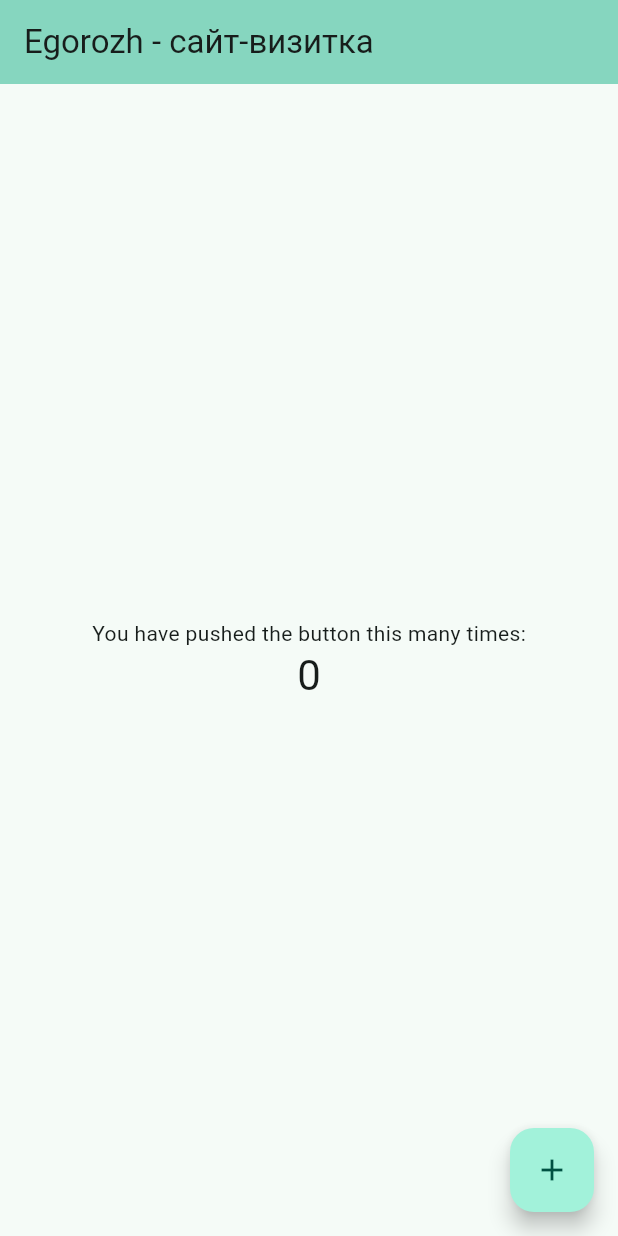
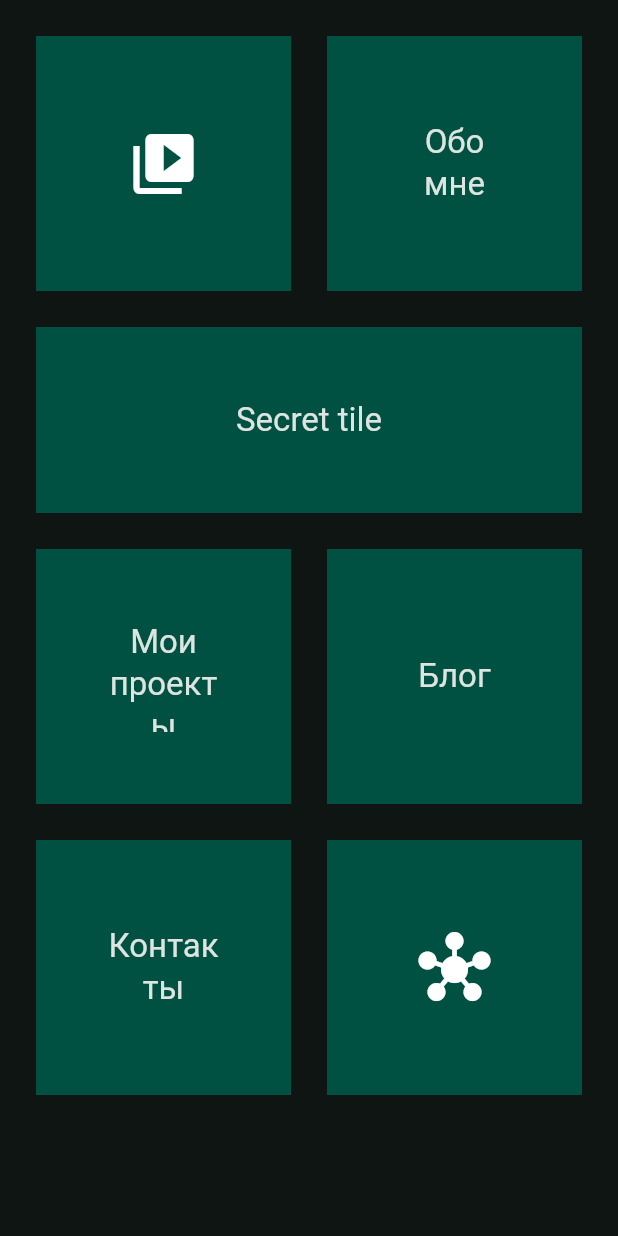
Before and after one commit to egorozh/Egorozh.WebSite, a Flutter app: the screen it shows after launch, on a phone screen of 412 x 824 dp. Run offline on Flutter 3.47's test engine with Material 3 defaults, Android fonts, the phone set to English and light mode, and no system bars.

Commit message:
feat: init home screen

```diff
--- /dev/null
+++ b/flutter/lib/features/home/presentation/pages/home_screen.dart
@@ -0,0 +1,223 @@
+import 'package:flutter/material.dart';
+
+enum Device {
+  mobile,
+  middle,
+  desktop,
+}
+
+class HomeScreen extends StatelessWidget {
+  const HomeScreen({super.key});
+
+  @override
+  Widget build(BuildContext context) {
+    return Scaffold(
+      body: LayoutBuilder(builder: (context, constraints) {
+        final screenWidth = constraints.maxWidth;
+
+        final Device device = switch (screenWidth) {
+          < 600.0 => Device.mobile,
+          < 900.0 => Device.middle,
+          _ => Device.desktop,
+        };
+
+        return switch (device) {
+          Device.mobile => const _MobileContent(),
+          Device.middle => const _MiddleContent(),
+          Device.desktop => const _DesktopContent(),
+        };
+      }),
+    );
+  }
+}
+
+class _MobileContent extends StatelessWidget {
+  const _MobileContent();
+
+  @override
+  Widget build(BuildContext context) {
+    return CustomScrollView(
+      slivers: [
+        SliverPadding(
+          padding: const EdgeInsets.all(24),
+          sliver: SliverGrid.count(
+            crossAxisSpacing: 24,
+            mainAxisSpacing: 24,
+            crossAxisCount: 2,
+            children: const [
+              TileIconButton(icon: Icons.video_collection),
+              TileButton(text: "Обо мне"),
+            ],
+          ),
+        ),
+        const SliverToBoxAdapter(
+          child: Padding(
+            padding: EdgeInsets.symmetric(horizontal: 24),
+            child: TileButton(text: "Secret tile"),
+          ),
+        ),
+        SliverFillRemaining(
+          child: GridView.count(
+            primary: false,
+            shrinkWrap: false,
+            padding: const EdgeInsets.all(24),
+            crossAxisSpacing: 24,
+            mainAxisSpacing: 24,
+            crossAxisCount: 2,
+            children: const [
+              TileButton(text: "Мои проекты"),
+              TileButton(text: "Блог"),
+              TileButton(text: "Контакты"),
+              TileIconButton(icon: Icons.hub),
+            ],
+          ),
+        ),
+      ],
+    );
+  }
+}
+
+class _MiddleContent extends StatelessWidget {
+  const _MiddleContent();
+
+  @override
+  Widget build(BuildContext context) {
+    return CustomScrollView(
+      slivers: [
+        SliverPadding(
+          padding: const EdgeInsets.all(24),
+          sliver: SliverGrid.count(
+            crossAxisSpacing: 24,
+            mainAxisSpacing: 24,
+            crossAxisCount: 3,
+            children: const [
+              TileIconButton(icon: Icons.video_collection),
+              TileButton(text: "Обо мне"),
+              TileButton(text: "Мои проекты"),
+            ],
+          ),
+        ),
+        SliverFillRemaining(
+          child: Padding(
+            padding: EdgeInsets.symmetric(horizontal: 24),
+            child: Center(
+                child: Text(
+              "Всем привет!\r\nМеня зовут Егор!",
+              style: Theme.of(context).textTheme.displayLarge,
+              textAlign: TextAlign.center,
+            )),
+          ),
+        ),
+        SliverPadding(
+          padding: const EdgeInsets.all(24),
+          sliver: SliverGrid.count(
+            crossAxisSpacing: 24,
+            mainAxisSpacing: 24,
+            crossAxisCount: 3,
+            children: const [
+              TileButton(text: "Блог"),
+              TileButton(text: "Контакты"),
+              TileIconButton(icon: Icons.hub),
+            ],
+          ),
+        ),
+      ],
+    );
+  }
+}
+
+class _DesktopContent extends StatelessWidget {
+  const _DesktopContent();
+
+  @override
+  Widget build(BuildContext context) {
+    return CustomScrollView(
+      slivers: [
+        SliverPadding(
+          padding: const EdgeInsets.all(24),
+          sliver: SliverGrid.count(
+            crossAxisSpacing: 24,
+            mainAxisSpacing: 24,
+            crossAxisCount: 6,
+            childAspectRatio: 1.3,
+            children: const [
+              TileIconButton(device: Device.desktop, icon: Icons.video_collection),
+              TileButton(device: Device.desktop, text: "Обо мне"),
+              TileButton(device: Device.desktop, text: "Мои проекты"),
+              TileButton(device: Device.desktop, text: "Блог"),
+              TileButton(device: Device.desktop, text: "Контакты"),
+              TileIconButton(device: Device.desktop, icon: Icons.hub),
+            ],
+          ),
+        ),
+        SliverFillRemaining(
+          child: Padding(
+            padding: EdgeInsets.symmetric(horizontal: 24),
+            child: Center(
+                child: Text(
+              "Всем привет!\r\nМеня зовут Егор!",
+              style: Theme.of(context).textTheme.displayLarge,
+              textAlign: TextAlign.center,
+            )),
+          ),
+        ),
+      ],
+    );
+  }
+}
+
+class TileIconButton extends StatelessWidget {
+  const TileIconButton({
+    super.key,
+    required this.icon,
+    this.device = Device.mobile,
+  });
+
+  final IconData icon;
+  final Device device;
+
+  @override
+  Widget build(BuildContext context) {
+    return Container(
+      decoration: BoxDecoration(color: Theme.of(context).colorScheme.primaryContainer),
+      padding: EdgeInsets.all(device == Device.mobile ? 48 : 12),
+      child: Icon(
+        icon,
+        size: 48,
+      ),
+    );
+  }
+}
+
+class TileButton extends StatelessWidget {
+  const TileButton({
+    super.key,
+    required this.text,
+    this.device = Device.mobile,
+  });
+
+  final Device device;
+  final String text;
+
+  @override
+  Widget build(BuildContext context) {
+    return Material(
+      child: InkWell(
+        onTap: () {},
+        child: Container(
+          decoration: BoxDecoration(
+            color: Theme.of(context).colorScheme.primaryContainer,
+            borderRadius: BorderRadius.circular(0),
+          ),
+          padding: EdgeInsets.all(device == Device.mobile ? 48 : 12),
+          child: Center(
+              child: Text(
+            text,
+            textAlign: TextAlign.center,
+            style: Theme.of(context).textTheme.titleLarge,
+          )),
+        ),
+      ),
+    );
+  }
+}
--- a/flutter/lib/main.dart
+++ b/flutter/lib/main.dart
@@ -1,4 +1,6 @@
 import 'package:flutter/material.dart';
+
+import 'features/home/presentation/pages/home_screen.dart';
 
 void main() {
   runApp(const MyApp());
@@ -13,58 +15,13 @@
     return MaterialApp(
       title: 'Flutter Demo',
       theme: ThemeData(
-        colorScheme: ColorScheme.fromSeed(seedColor: Colors.tealAccent),
+        colorScheme: ColorScheme.fromSeed(
+          brightness: Brightness.dark,
+          seedColor: Colors.tealAccent,
+        ),
         useMaterial3: true,
       ),
-      home: const MyHomePage(title: 'Egorozh - сайт-визитка'),
+      home: const HomeScreen(),
     );
   }
 }
-
-class MyHomePage extends StatefulWidget {
-  const MyHomePage({super.key, required this.title});
-
-  final String title;
-
-  @override
-  State<MyHomePage> createState() => _MyHomePageState();
-}
-
-class _MyHomePageState extends State<MyHomePage> {
-  int _counter = 0;
-
-  void _incrementCounter() {
-    setState(() {
-      _counter++;
-    });
-  }
-
-  @override
-  Widget build(BuildContext context) {
-    return Scaffold(
-      appBar: AppBar(
-        backgroundColor: Theme.of(context).colorScheme.inversePrimary,
-        title: Text(widget.title),
-      ),
-      body: Center(
-        child: Column(
-          mainAxisAlignment: MainAxisAlignment.center,
-          children: <Widget>[
-            const Text(
-              'You have pushed the button this many times:',
-            ),
-            Text(
-              '$_counter',
-              style: Theme.of(context).textTheme.headlineMedium,
-            ),
-          ],
-        ),
-      ),
-      floatingActionButton: FloatingActionButton(
-        onPressed: _incrementCounter,
-        tooltip: 'Increment',
-        child: const Icon(Icons.add),
-      ), // This trailing comma makes auto-formatting nicer for build methods.
-    );
-  }
-}
```
